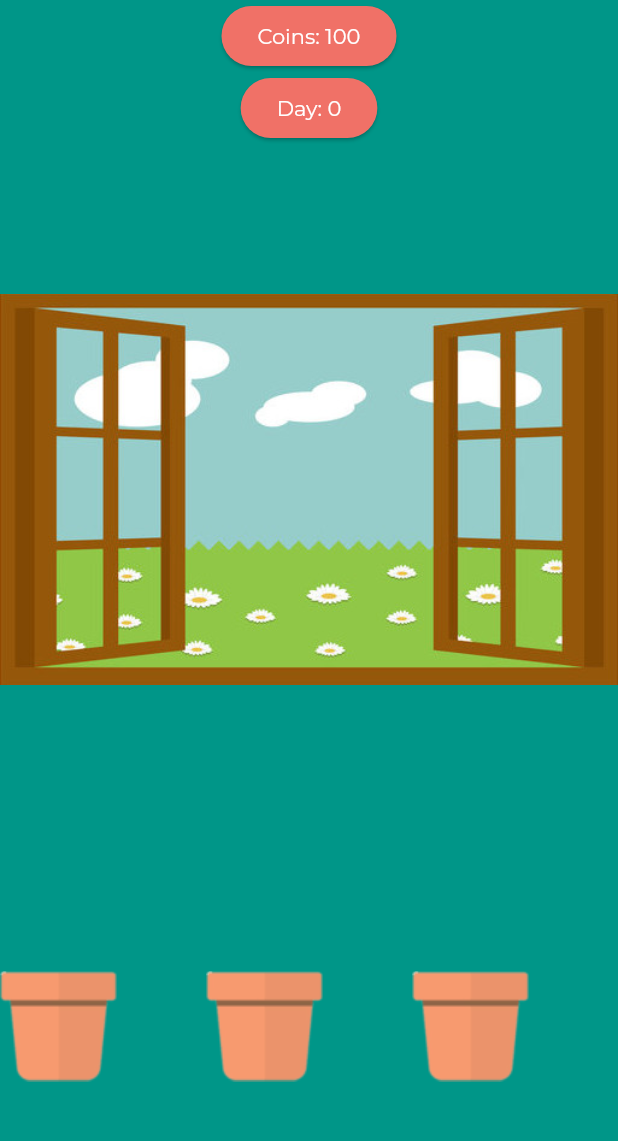
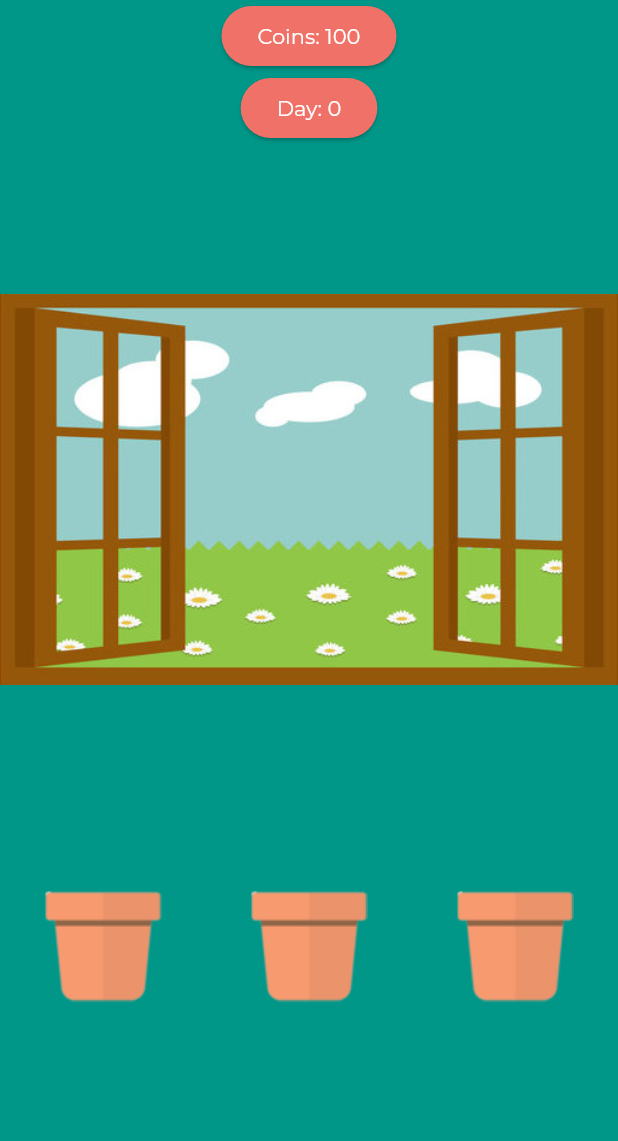
Before and after one commit to SPanner0/yggdrasil, a Flutter app: the GamePage screen opened directly, on a phone screen of 412 x 824 dp, the part 84-1225 px from its top. Run offline on Flutter 3.47's test engine with Material 3 defaults, Android fonts, the phone set to English and light mode, and no system bars; our stand-ins replace flutter_riverpod, google_fonts, riverpod.

Commit message:
Fix pots alignment

```diff
--- a/lib/game.dart
+++ b/lib/game.dart
@@ -25,6 +25,7 @@ class _GamePageState extends ConsumerState<GamePage> with RestorationMixin {
             builder: (BuildContext context, BoxConstraints constraints) {
           return Column(
               crossAxisAlignment: CrossAxisAlignment.center,
+              mainAxisAlignment: MainAxisAlignment.center,
               mainAxisSize: MainAxisSize.min,
               children: [
                 ElevatedButton(
@@ -49,15 +50,16 @@ class _GamePageState extends ConsumerState<GamePage> with RestorationMixin {
                   height: constraints.maxHeight * 0.6,
                   child: Image.asset("assets/images/window.jpg"),
                 ),
-            const Expanded(child: Row(
+                const Expanded(
+                    child: Row(
                         mainAxisAlignment: MainAxisAlignment.spaceEvenly,
                         mainAxisSize: MainAxisSize.max,
                         children: [
                       Expanded(child: PottedPlant(1)),
                       Expanded(child: PottedPlant(2)),
                       Expanded(child: PottedPlant(3)),
-                ])
-          )]);
+                    ]))
+              ]);
         }));
   }
 
@@ -106,8 +108,8 @@ class _PottedPlantState extends ConsumerState<PottedPlant>
         final PlantType purchasedPlant = await Navigator.push(
                 context,
                 MaterialPageRoute(
-                builder: (context) => ShopPage(
-                    coins: ref.read(gameDataProvider).coins))) ??
+                    builder: (context) =>
+                        ShopPage(coins: ref.read(gameDataProvider).coins))) ??
             PlantType.none;
         setState(() {
           ref.watch(gameDataProvider).subtractCoins(purchasedPlant.price!);
@@ -124,13 +126,9 @@ class _PottedPlantState extends ConsumerState<PottedPlant>
             // TODO: Make size dynamic depending on plant type
             width: constraints.maxHeight,
             height: constraints.maxWidth,
-        child: Stack(children: [
-          Positioned(left: 20, top: 50, child: PlantBox(id: widget.id)),
-          Positioned(
-            bottom: 10,
-            child:
+            child: Column(children: [
+              PlantBox(id: widget.id),
               Pot(plantData: ref.watch(plantDataProvider(widget.id))),
-          ),
             ]));
       },
     ));
```
Also changed, not shown: assets/images/plants/dead.png. Lines whose indentation alone changed are shown as unchanged.
